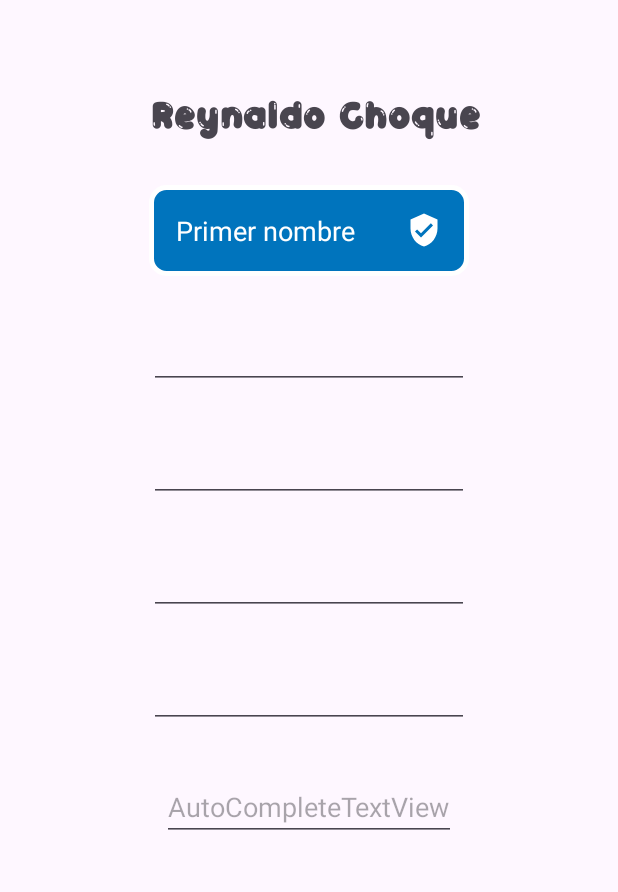
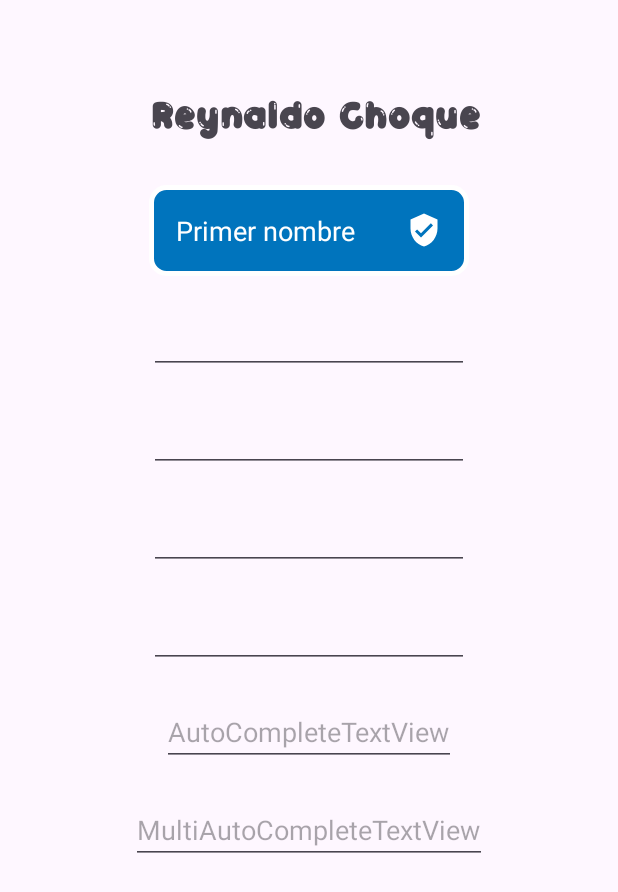
Before and after one commit to rrchoque/rrchoque-netzun-kotlin-avanzado-parte-2, an Android app: the layout activity_main.xml on its own in the app's theme, with its tools: preview values and no code run, on a phone screen of 412 x 824 dp. Shown: the top 892 px of the screen. Run offline under Robolectric (Android 15) with nearby library versions, the phone set to English and light mode, and no system bars.

Commit message:
Se terminó la cápsula 9 del módulo 01: MultiAutoCompleteTextView

```diff
--- a/EmptyApp/app/src/main/java/com/example/emptyapp/MainActivity.kt
+++ b/EmptyApp/app/src/main/java/com/example/emptyapp/MainActivity.kt
@@ -4,6 +4,7 @@ import android.graphics.Color
 import androidx.appcompat.app.AppCompatActivity
 import android.os.Bundle
 import android.widget.ArrayAdapter
+import android.widget.MultiAutoCompleteTextView
 import android.widget.TextView
 import android.widget.Toast
 import androidx.core.widget.addTextChangedListener
@@ -55,5 +56,12 @@ class MainActivity : AppCompatActivity() {
 
         val adapter:ArrayAdapter<String> = ArrayAdapter<String>(this,android.R.layout.simple_dropdown_item_1line, countries)
         autoCompleteTextView.setAdapter(adapter)
+
+        /**
+         * MultiAutoCompleteTextView
+         */
+        val multiAutoCompleteTextView = binding.multiAutoCompleteTextView
+        multiAutoCompleteTextView.setAdapter(adapter)
+        multiAutoCompleteTextView.setTokenizer(MultiAutoCompleteTextView.CommaTokenizer())
     }
 }
--- a/EmptyApp/app/src/main/res/layout/activity_main.xml
+++ b/EmptyApp/app/src/main/res/layout/activity_main.xml
@@ -40,7 +40,7 @@
         android:layout_width="wrap_content"
         android:layout_height="wrap_content"
         android:ems="10"
-        android:layout_marginTop="30dp"
+        android:layout_marginTop="20dp"
         android:inputType="textPassword"
         app:layout_constraintEnd_toEndOf="parent"
         app:layout_constraintStart_toStartOf="parent"
@@ -51,7 +51,7 @@
         android:layout_width="wrap_content"
         android:layout_height="wrap_content"
         android:ems="10"
-        android:layout_marginTop="30dp"
+        android:layout_marginTop="20dp"
         android:inputType="numberPassword"
         app:layout_constraintEnd_toEndOf="parent"
         app:layout_constraintStart_toStartOf="parent"
@@ -62,7 +62,7 @@
         android:layout_width="wrap_content"
         android:layout_height="wrap_content"
         android:ems="10"
-        android:layout_marginTop="30dp"
+        android:layout_marginTop="20dp"
         android:inputType="textEmailAddress"
         app:layout_constraintEnd_toEndOf="parent"
         app:layout_constraintStart_toStartOf="parent"
@@ -73,7 +73,7 @@
         android:layout_width="wrap_content"
         android:layout_height="wrap_content"
         android:ems="10"
-        android:layout_marginTop="30dp"
+        android:layout_marginTop="20dp"
         android:inputType="phone"
         app:layout_constraintEnd_toEndOf="parent"
         app:layout_constraintStart_toStartOf="parent"
@@ -84,9 +84,19 @@
         android:layout_width="wrap_content"
         android:layout_height="wrap_content"
         android:hint="AutoCompleteTextView"
-        android:layout_marginTop="30dp"
+        android:layout_marginTop="20dp"
         app:layout_constraintEnd_toEndOf="parent"
         app:layout_constraintStart_toStartOf="parent"
         app:layout_constraintTop_toBottomOf="@+id/editTextPhone" />
 
+    <MultiAutoCompleteTextView
+        android:id="@+id/multiAutoCompleteTextView"
+        android:layout_width="wrap_content"
+        android:layout_height="wrap_content"
+        android:hint="MultiAutoCompleteTextView"
+        android:layout_marginTop="20dp"
+        app:layout_constraintEnd_toEndOf="parent"
+        app:layout_constraintStart_toStartOf="parent"
+        app:layout_constraintTop_toBottomOf="@+id/autoCompleteTextView" />
+
 </androidx.constraintlayout.widget.ConstraintLayout>
```
